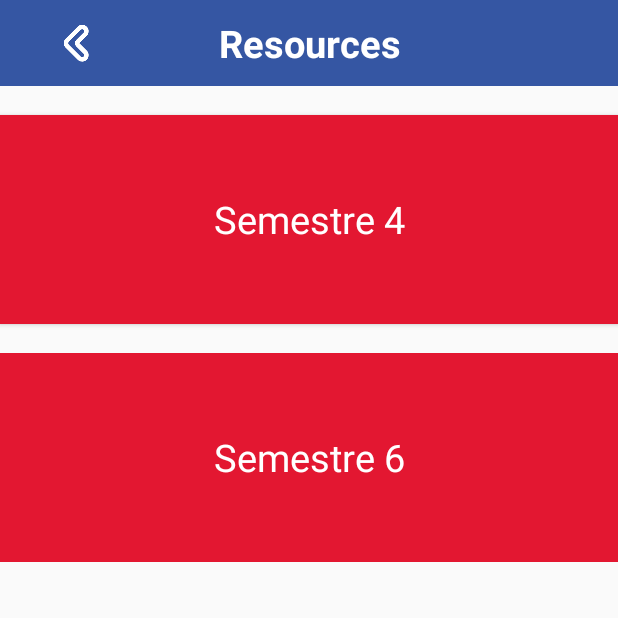
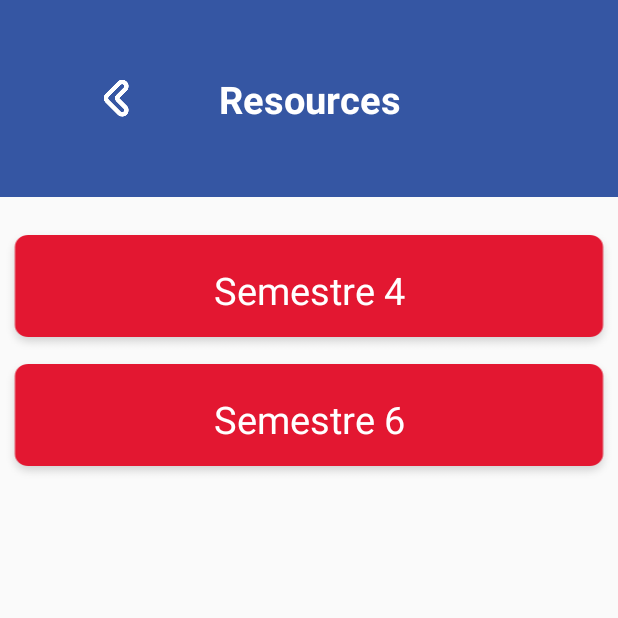
Before and after one commit to sim-fpt-usmba/E_Learning, an Android app: the EtudiantSemestreActivity screen opened directly, with no data from a screen before it, on a phone screen of 412 x 824 dp, the top half of it. Run offline under Robolectric (Android 15) with nearby library versions, the phone set to English and light mode, and no system bars.

Commit message:
EtudiantSemestreHamidChanges

```diff
--- a/app/src/main/java/ma/ac/usmba/fpt/e_learning/EtudiantSemestreActivity.java
+++ b/app/src/main/java/ma/ac/usmba/fpt/e_learning/EtudiantSemestreActivity.java
@@ -67,7 +67,7 @@ public class EtudiantSemestreActivity extends AppCompatActivity {
         for(int i=0;i<modS1.size();i++) {
             buttonModules_S1.add(new Button(this));
             buttonModules_S1.get(i).setBackgroundResource(R.drawable.rectangle_11);
-            buttonModules_S1.get(i).setHeight(150);
+            buttonModules_S1.get(i).setHeight(100);
             buttonModules_S1.get(i).setWidth(700);
             buttonModules_S1.get(i).setTextColor(Color.WHITE);
             buttonModules_S1.get(i).setTextSize(20);
@@ -84,7 +84,7 @@ public class EtudiantSemestreActivity extends AppCompatActivity {
         for(int i=0;i<modS2.size();i++) {
             buttonModules_S2.add(new Button(this));
             buttonModules_S2.get(i).setBackgroundResource(R.drawable.rectangle_11);
-            buttonModules_S2.get(i).setHeight(150);
+            buttonModules_S2.get(i).setHeight(100);
             buttonModules_S2.get(i).setWidth(700);
             buttonModules_S2.get(i).setTextColor(Color.WHITE);
             buttonModules_S2.get(i).setTextSize(20);
@@ -121,4 +121,7 @@ public class EtudiantSemestreActivity extends AppCompatActivity {
         semestre1.setText(semesters.get(0).get_semestre());
         semestre2.setText(semesters.get(1).get_semestre());
     }
+
+
+
 }
--- a/app/src/main/res/layout/activity_etudiant_semestre.xml
+++ b/app/src/main/res/layout/activity_etudiant_semestre.xml
@@ -1,11 +1,14 @@
 <?xml version="1.0" encoding="utf-8"?>
 <LinearLayout xmlns:android="http://schemas.android.com/apk/res/android"
-              xmlns:app="http://schemas.android.com/apk/res-auto" android:orientation="vertical" android:layout_width="match_parent"
-    android:layout_height="wrap_content">
+    xmlns:app="http://schemas.android.com/apk/res-auto"
+    android:layout_width="match_parent"
+    android:layout_height="wrap_content"
+    android:orientation="vertical">
+
     <androidx.constraintlayout.widget.ConstraintLayout
         android:id="@+id/constraintLayout4"
         android:layout_width="match_parent"
-            android:layout_height="match_parent"
+        android:layout_height="131dp"
         android:background="@drawable/rectangle_118"
         android:orientation="horizontal"
         android:padding="10dp"
@@ -17,7 +20,8 @@
 
         <TextView
             android:id="@+id/textView3"
-                android:layout_width="230dp"
+            style="@style/Widget.AppCompat.TextView"
+            android:layout_width="wrap_content"
             android:layout_height="37dp"
             android:layout_gravity="center"
             android:gravity="center"
@@ -28,7 +32,7 @@
             app:layout_constraintBottom_toBottomOf="parent"
             app:layout_constraintEnd_toEndOf="parent"
             app:layout_constraintStart_toStartOf="parent"
-                app:layout_constraintTop_toTopOf="parent" style="@style/Widget.AppCompat.TextView"/>
+            app:layout_constraintTop_toTopOf="parent" />
 
         <ImageView
             android:id="@+id/GoBackIcon"
@@ -39,53 +43,62 @@
             app:layout_constraintEnd_toStartOf="@+id/textView3"
             app:layout_constraintStart_toStartOf="parent"
             app:layout_constraintTop_toTopOf="parent"
-                app:srcCompat="@drawable/trace_52"/>
+            app:srcCompat="@drawable/trace_52" />
     </androidx.constraintlayout.widget.ConstraintLayout>
+
     <TextView
+        android:id="@+id/textView4"
         android:layout_width="match_parent"
-            android:layout_height="wrap_content" android:id="@+id/textView4"/>
+        android:layout_height="wrap_content" />
+
     <Button
         android:id="@+id/addBtnM_S1"
+        style="@style/Widget.AppCompat.TextView"
         android:layout_width="match_parent"
         android:layout_height="wrap_content"
-            android:background="@drawable/rectangle_119" android:textSize="25sp"
-            android:textColor="@color/design_default_color_background" style="@style/Widget.AppCompat.TextView"/>
-    <TextView
-            android:layout_width="match_parent"
-            android:layout_height="wrap_content" android:id="@+id/textView8"/>
+        android:background="@drawable/rectangle_119_1"
+        android:textColor="@color/design_default_color_background"
+        android:textSize="25sp" />
+
     <LinearLayout
         android:id="@+id/linearVertical"
-        android:orientation="vertical"
         android:layout_width="match_parent"
-        android:layout_height="wrap_content">
+        android:layout_height="wrap_content"
+        android:orientation="vertical">
+
         <LinearLayout
             android:id="@+id/linear1_S1"
-            android:orientation="vertical"
             android:layout_width="wrap_content"
             android:layout_height="wrap_content"
+            android:layout_gravity="center"
             android:gravity="center"
-            android:layout_gravity="center">
+            android:orientation="vertical">
 
         </LinearLayout>
     </LinearLayout>
+
     <LinearLayout
         android:id="@+id/linearVerticalS2"
-        android:orientation="vertical"
         android:layout_width="match_parent"
-        android:layout_height="wrap_content">
+        android:layout_height="wrap_content"
+        android:orientation="vertical">
+
         <Button
             android:id="@+id/addBtnM_S2"
+            style="@style/Widget.AppCompat.TextView"
             android:layout_width="match_parent"
             android:layout_height="wrap_content"
-                android:background="@drawable/rectangle_119" android:textSize="25sp"
-                android:textColor="@color/design_default_color_background" style="@style/Widget.AppCompat.TextView"/>
+            android:background="@drawable/rectangle_119_1"
+            android:textColor="@color/design_default_color_background"
+            android:textSize="25sp" />
+
         <LinearLayout
             android:id="@+id/linear1_S2"
-            android:orientation="vertical"
             android:layout_width="wrap_content"
             android:layout_height="wrap_content"
+            android:layout_gravity="center"
             android:gravity="center"
-            android:layout_gravity="center">
+            android:orientation="vertical">
 
         </LinearLayout>
     </LinearLayout>
```
Lines whose indentation alone changed are shown as unchanged.
